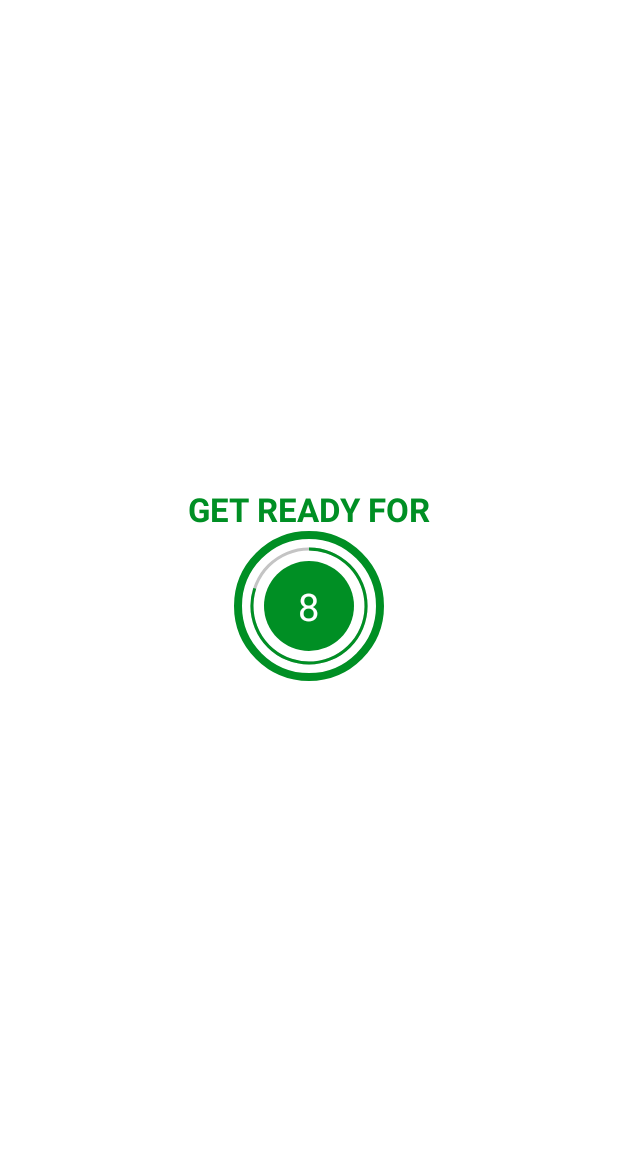
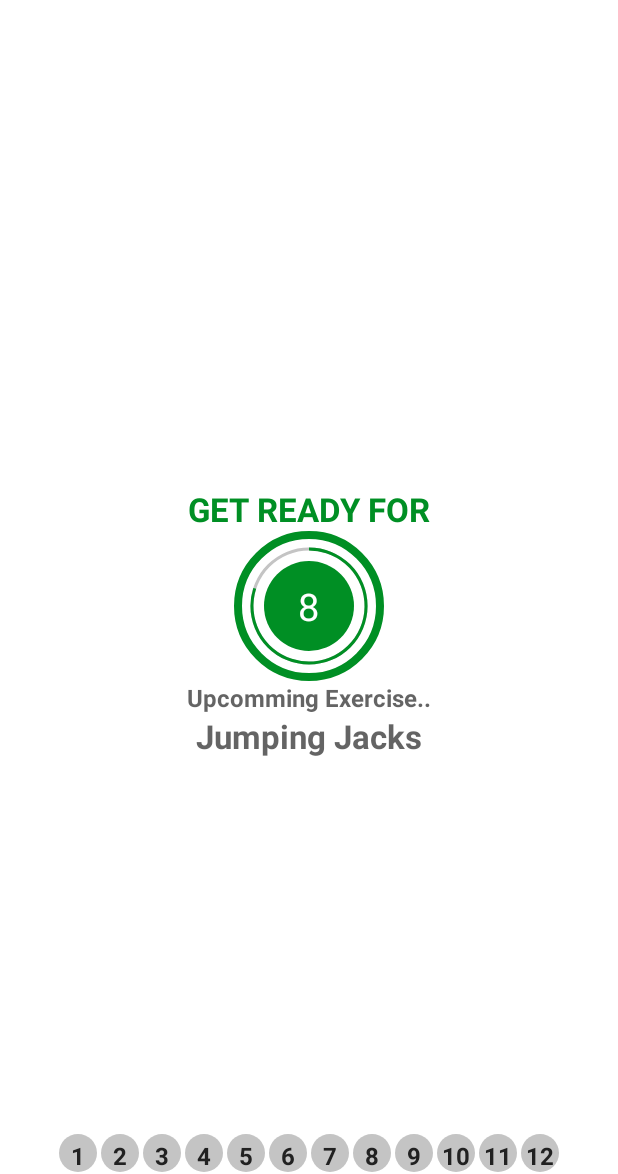
Before and after one commit to maneett/7minWorkoutApp, an Android app: the ExerciseActivity screen opened directly, with no data from a screen before it, on a phone screen of 412 x 824 dp, the part 62-1236 px from its top. Run offline under Robolectric (Android 15) with nearby library versions, the phone set to English and light mode, and no system bars.

Commit message:
recycler view added

```diff
--- a/app/src/main/AndroidManifest.xml
+++ b/app/src/main/AndroidManifest.xml
@@ -2,6 +2,11 @@
 <manifest xmlns:android="http://schemas.android.com/apk/res/android"
     xmlns:tools="http://schemas.android.com/tools"
     package="com.example.a7min_workout">
+    <queries>
+        <intent>
+            <action android:name="android.intent.action.TTS_SERVICE"/>
+        </intent>
+    </queries>
 
     <application
         android:allowBackup="true"
--- a/app/src/main/java/com/example/a7min_workout/ExerciseActivity.kt
+++ b/app/src/main/java/com/example/a7min_workout/ExerciseActivity.kt
@@ -1,13 +1,20 @@
 package com.example.a7min_workout
 
+import android.media.MediaPlayer
+import android.net.Uri
 import androidx.appcompat.app.AppCompatActivity
 import android.os.Bundle
 import android.os.CountDownTimer
+import android.speech.tts.TextToSpeech
+import android.util.Log
 import android.view.View
+import android.widget.LinearLayout
 import android.widget.Toast
+import androidx.recyclerview.widget.LinearLayoutManager
 import com.example.a7min_workout.databinding.ActivityExerciseBinding
-
-class ExerciseActivity : AppCompatActivity() {
+import java.util.*
+import kotlin.collections.ArrayList
+class ExerciseActivity : AppCompatActivity(), TextToSpeech.OnInitListener {
     private var binding:ActivityExerciseBinding? = null
     private var restTimer : CountDownTimer? = null
     private var restProgress = 0
@@ -15,6 +22,9 @@
     private var exerciseProgress = 0
     private var exerciseList : ArrayList<ExerciseModel>? = null
     private var currentExercisePosition = -1
+    private var tts: TextToSpeech? = null
+    private var player: MediaPlayer? = null
+    private var exerciseAdapter: ExerciseStatusAdapter? = null
 
 
     override fun onCreate(savedInstanceState: Bundle?) {
@@ -29,23 +39,46 @@
 
         exerciseList = Constants.defaultExerciseList()
 
+        tts = TextToSpeech(this, this)
+
         binding?.toolbarExercise?.setNavigationOnClickListener {
             onBackPressed()
         }
         setupRestView()
+        setupStatusRecyclerView()
+    }
+
+    private fun setupStatusRecyclerView(){
+         binding?.rvExerciseStatus?.layoutManager =
+              LinearLayoutManager(this, LinearLayoutManager.HORIZONTAL,false)
+
+        exerciseAdapter = ExerciseStatusAdapter(exerciseList!!)
+        binding?.rvExerciseStatus?.adapter = exerciseAdapter
     }
 
     private fun setupRestView(){
+
+        try {
+            val soundURI = Uri.parse("android.resource://com.example.a7min_workout/"+R.raw.press)
+            player = MediaPlayer.create(applicationContext,soundURI)
+            player?.isLooping = false
+            player?.start()
+        }catch (e: Exception){
+            e.printStackTrace()
+        }
+
         binding?.flRestView?.visibility = View.VISIBLE
         binding?.tvTitle?.visibility = View.VISIBLE
         binding?.tvExerciseName?.visibility = View.INVISIBLE
         binding?.flExerciseView?.visibility = View.INVISIBLE
         binding?.ivImage?.visibility = View.INVISIBLE
-
+        binding?.tvUpCommingExerciseName?.visibility = View.VISIBLE
+        binding?.tvUpCommingLabel?.visibility = View.VISIBLE
         if(restTimer!=null){
             restTimer?.cancel()
             restProgress= 0
         }
+        binding?.tvUpCommingExerciseName?.text = exerciseList!![currentExercisePosition + 1].getName()
         setRestProgressBar()
     }
     private fun setUpExercise(){
@@ -55,11 +88,17 @@
         binding?.tvExerciseName?.visibility = View.VISIBLE
         binding?.flExerciseView?.visibility = View.VISIBLE
         binding?.ivImage?.visibility = View.VISIBLE
+        binding?.tvUpCommingExerciseName?.visibility = View.INVISIBLE
+        binding?.tvUpCommingLabel?.visibility = View.INVISIBLE
+
 
         if(exerciseTimer != null){
             exerciseTimer?.cancel()
             exerciseProgress = 0
         }
+
+        speakOut(exerciseList!![currentExercisePosition].getName())
+
         binding?.ivImage?.setImageResource(exerciseList!![currentExercisePosition].getImage())
         binding?.tvExerciseName?.text = exerciseList!![currentExercisePosition].getName()
         setExerciseProgressBar()
@@ -76,6 +115,10 @@
             }
             override fun onFinish() {
                 currentExercisePosition++
+
+                exerciseList!![currentExercisePosition].setIsSelected(true)
+                exerciseAdapter!!.notifyDataSetChanged()
+
                 setUpExercise()
             }
         }.start()
@@ -94,6 +137,10 @@
                 binding?.tvTimerExercise?.text = (30 - exerciseProgress).toString()
             }
             override fun onFinish() {
+                exerciseList!![currentExercisePosition].setIsSelected(false)
+                exerciseList!![currentExercisePosition].setIsCompleted(true)
+                exerciseAdapter!!.notifyDataSetChanged()
+
             if(currentExercisePosition < exerciseList!!.size-1){
                 setupRestView()
                 }else{
@@ -115,6 +162,27 @@
             exerciseTimer?.cancel()
             exerciseProgress = 0
         }
+        if (tts != null){
+            tts?.stop()
+            tts?.shutdown()
+        }
+        if(player != null){
+            player!!.stop()
+        }
         binding = null
     }
+
+    override fun onInit(status: Int) {
+       if(status == TextToSpeech.SUCCESS){
+           val result = tts?.setLanguage(Locale.US)
+           if(result == TextToSpeech.LANG_MISSING_DATA || result == TextToSpeech.LANG_NOT_SUPPORTED){
+               Log.e("tts","Language Not Supported")
+           }else{
+               Log.e("tts","Not Initialize")
+           }
+       }
+    }
+    private fun speakOut(text: String){
+        tts!!.speak(text, TextToSpeech.QUEUE_FLUSH,null,"")
+    }
 }
--- /dev/null
+++ b/app/src/main/java/com/example/a7min_workout/ExerciseStatusAdapter.kt
@@ -0,0 +1,51 @@
+package com.example.a7min_workout
+
+import android.graphics.Color
+import android.view.LayoutInflater
+import android.view.ViewGroup
+import androidx.core.content.ContextCompat
+import androidx.recyclerview.widget.RecyclerView
+import com.example.a7min_workout.databinding.ItemExerciseStatusBinding
+
+class ExerciseStatusAdapter(val items: ArrayList<ExerciseModel>):
+    RecyclerView.Adapter<ExerciseStatusAdapter.ViewHolder>() {
+    class ViewHolder(binding: ItemExerciseStatusBinding) :
+        RecyclerView.ViewHolder(binding.root){
+            val tvView = binding?.tvItem
+    }
+
+    override fun onCreateViewHolder(parent: ViewGroup, viewType: Int): ViewHolder {
+        return ViewHolder(ItemExerciseStatusBinding.inflate(
+            LayoutInflater.from(parent.context),parent,false))
+    }
+
+    override fun onBindViewHolder(holder: ViewHolder, position: Int) {
+        val model: ExerciseModel = items[position]
+        holder.tvView.text = model.getId().toString()
+
+        when{
+            model.getIsSelected() ->{
+                holder.tvView.background =
+                    ContextCompat.getDrawable(holder.itemView.context,
+                        R.drawable.item_circular_thin_accent_border)
+                holder.tvView.setTextColor(Color.parseColor("#212121"))
+            }
+            model.getIsCompleted() ->{
+                holder.tvView.background =
+                    ContextCompat.getDrawable(holder.itemView.context,
+                        R.drawable.item_circular_color_accent_background)
+                holder.tvView.setTextColor(Color.parseColor("#FFFFFF"))
+            }
+            else ->{
+                holder.tvView.background =
+                    ContextCompat.getDrawable(holder.itemView.context,
+                        R.drawable.item_circular_gray_border)
+                holder.tvView.setTextColor(Color.parseColor("#212121"))
+            }
+        }
+    }
+
+    override fun getItemCount(): Int {
+        return items.size
+    }
+}
--- /dev/null
+++ b/app/src/main/res/drawable/item_circular_gray_border.xml
@@ -0,0 +1,5 @@
+<?xml version="1.0" encoding="utf-8"?>
+<shape xmlns:android="http://schemas.android.com/apk/res/android"
+    android:shape="oval">
+<solid android:color="#c4c4c4"></solid>
+</shape>
--- /dev/null
+++ b/app/src/main/res/drawable/item_circular_thin_accent_border.xml
@@ -0,0 +1,11 @@
+<?xml version="1.0" encoding="utf-8"?>
+<shape xmlns:android="http://schemas.android.com/apk/res/android"
+    android:shape="oval">
+    <stroke
+        android:width="3dp"
+        android:color="@color/colorAccent"
+        >
+
+    </stroke>
+<solid android:color="#fff"></solid>
+</shape>
--- a/app/src/main/res/layout/activity_exercise.xml
+++ b/app/src/main/res/layout/activity_exercise.xml
@@ -70,6 +70,33 @@
 
     </FrameLayout>
 
+    <TextView
+        android:id="@+id/tvUpCommingLabel"
+        android:layout_width="wrap_content"
+        android:layout_height="wrap_content"
+        android:text="Upcomming Exercise.."
+        android:textColor="@color/colorPrimary"
+        android:textSize="16sp"
+        android:textStyle="bold"
+        app:layout_constraintEnd_toEndOf="parent"
+        app:layout_constraintStart_toStartOf="parent"
+        app:layout_constraintTop_toBottomOf="@+id/flRestView"
+        app:layout_constraintBottom_toTopOf="@+id/tvUpCommingExerciseName"
+        tools:visibility="visible"/>
+
+    <TextView
+        android:id="@+id/tvUpCommingExerciseName"
+        android:layout_width="wrap_content"
+        android:layout_height="wrap_content"
+        android:textColor="@color/colorPrimary"
+        android:textSize="@dimen/default_button_text_sizw"
+        android:textStyle="bold"
+        android:visibility="gone"
+        app:layout_constraintEnd_toEndOf="parent"
+        app:layout_constraintStart_toStartOf="parent"
+        app:layout_constraintTop_toBottomOf="@+id/tvUpCommingLabel"
+        tools:visibility="visible"/>
+
     <ImageView
         android:id="@+id/ivImage"
         android:layout_width="match_parent"
@@ -102,7 +129,6 @@
         android:layout_marginTop="10dp"
         android:visibility="gone"
         tools:visibility="visible"
-        app:layout_constraintBottom_toBottomOf="parent"
         app:layout_constraintEnd_toEndOf="parent"
         app:layout_constraintStart_toStartOf="parent"
         app:layout_constraintTop_toBottomOf="@id/tvExerciseName"
@@ -140,4 +166,15 @@
 
     </FrameLayout>
 
+    <androidx.recyclerview.widget.RecyclerView
+        android:id="@+id/rvExerciseStatus"
+        android:layout_width="wrap_content"
+        android:layout_height="wrap_content"
+        app:layout_constraintEnd_toEndOf="parent"
+        app:layout_constraintStart_toStartOf="parent"
+        app:layout_constraintTop_toBottomOf="@id/flExerciseView"
+        app:layout_constraintBottom_toBottomOf="parent"
+
+        />
+
 </androidx.constraintlayout.widget.ConstraintLayout>
--- /dev/null
+++ b/app/src/main/res/layout/item_exercise_status.xml
@@ -0,0 +1,17 @@
+<?xml version="1.0" encoding="utf-8"?>
+<TextView xmlns:android="http://schemas.android.com/apk/res/android"
+    xmlns:tools="http://schemas.android.com/tools"
+    android:id="@+id/tvItem"
+    android:layout_width="25dp"
+    android:layout_height="25dp"
+    android:layout_margin="1dp"
+    android:background="@drawable/item_circular_gray_border"
+    android:gravity="center"
+    android:padding="3dp"
+    android:textColor="@color/colorPrimary"
+    android:textSize="16sp"
+    android:textStyle="bold"
+    android:text="1"
+    >
+
+</TextView>
```
Also changed, not shown: 1 other file.
